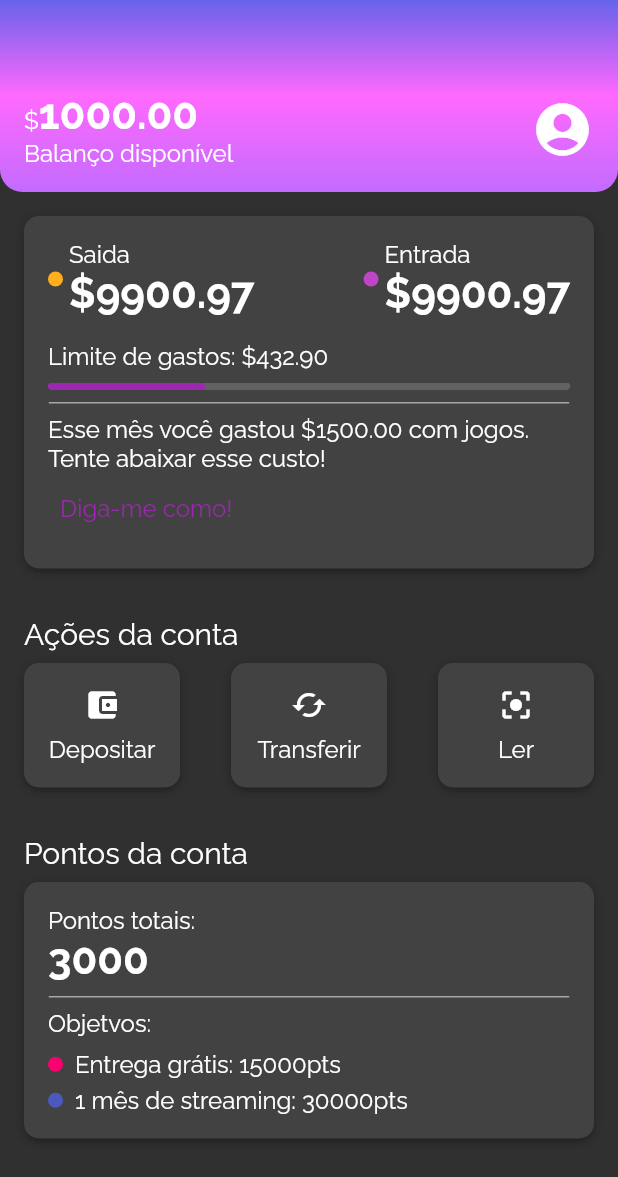
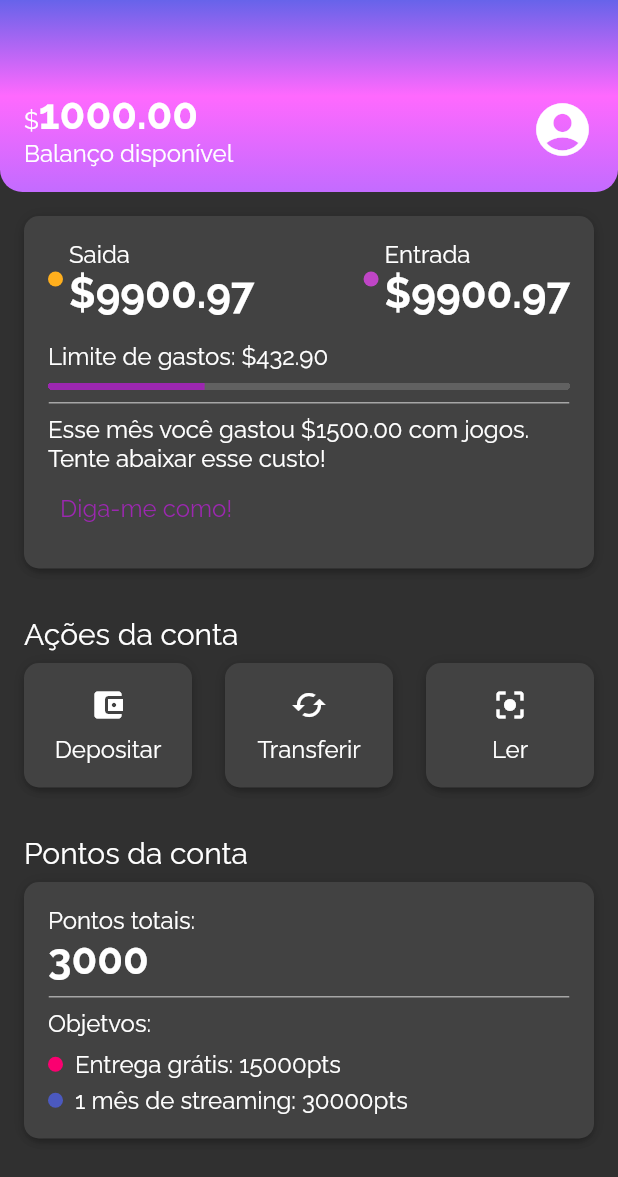
Before and after one commit to luizmineiro/flutter_layout, a Flutter app: the screen it shows after launch, on a phone screen of 412 x 824 dp. Shown: the top 1177 px of the screen. Run offline on Flutter 3.47's test engine with Material 2 defaults, Android fonts, the phone set to English and light mode, and no system bars.

Commit message:
finalizando app

```diff
--- a/lib/components/sections/acconut_actions.dart
+++ b/lib/components/sections/acconut_actions.dart
@@ -68,7 +68,7 @@ class _AcconutActionsContent extends StatelessWidget {
   @override
   Widget build(BuildContext context) {
     return SizedBox(
-      width: 72,
+      width: 80,
       child: Column(
         children: [
           Padding(
```
